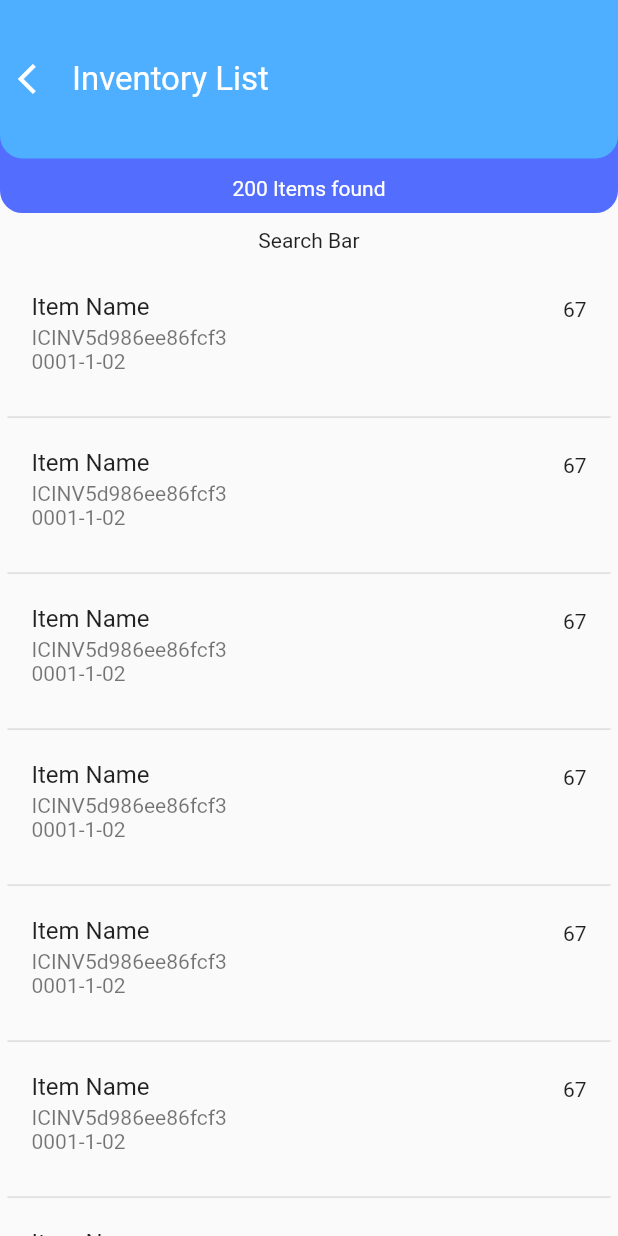
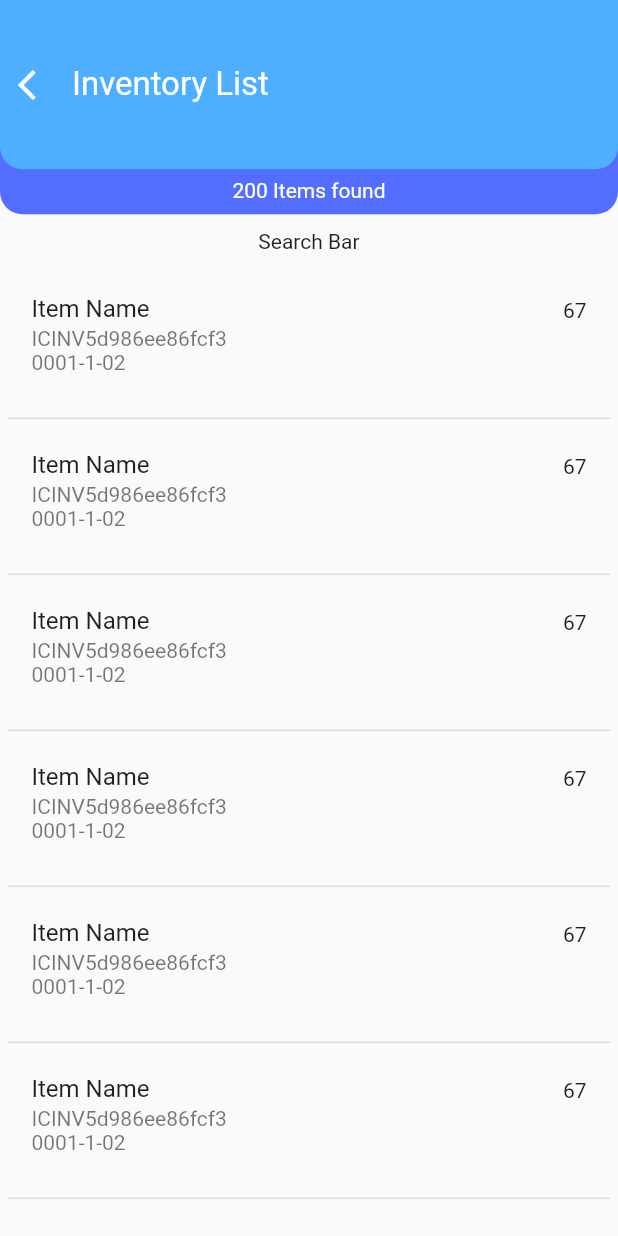
Before and after one commit to innovation-center-gitam-hyd/Innovation-Center-App, a Flutter app: the MyListItemsScaffold screen opened directly, on a phone screen of 412 x 824 dp. Run offline on Flutter 3.47's test engine with Material 2 defaults, Android fonts, the phone set to English and light mode, and no system bars; our stand-ins replace flutter_custom_clippers, page_transition, shared_preferences; accounts and stored records are empty.

Commit message:
custom scaffold updated

```diff
--- a/lib/myScreen/Inventory/inventory.dart
+++ b/lib/myScreen/Inventory/inventory.dart
@@ -16,7 +16,7 @@ class MyInventory extends StatelessWidget {
           Column(
             children: [
               Container(
-                height: (MediaQuery.of(context).size.height / 7.8),
+                height: (MediaQuery.of(context).size.height / 7.3),
               ),
               Expanded(
                 child: Column(
@@ -102,7 +102,7 @@ class MyInventory extends StatelessWidget {
             ],
           ),
           Container(
-            height: (MediaQuery.of(context).size.height / 7.8),
+            height: (MediaQuery.of(context).size.height / 7.3),
             decoration: BoxDecoration(
               color: Color(0xFF4EAEFF),
               borderRadius: BorderRadius.only(
--- a/lib/myScreen/myWidgets/myScaffold.dart
+++ b/lib/myScreen/myWidgets/myScaffold.dart
@@ -16,11 +16,11 @@ class _MyScaffoldState extends State<MyScaffold> {
         children: [
           Padding(
             padding:
-                EdgeInsets.only(top: MediaQuery.of(context).size.height / 7.8),
+                EdgeInsets.only(top: MediaQuery.of(context).size.height / 7.3),
             child: widget.myBody,
           ),
           Container(
-            height: (MediaQuery.of(context).size.height / 7.8),
+            height: (MediaQuery.of(context).size.height / 7.3),
             decoration: BoxDecoration(
               color: Color(0xFF4EAEFF),
               borderRadius: BorderRadius.only(
@@ -73,11 +73,11 @@ class _MyListItemsScaffoldState extends State<MyListItemsScaffold> {
         children: [
           Padding(
             padding:
-                EdgeInsets.only(top: MediaQuery.of(context).size.height / 5.8),
+                EdgeInsets.only(top: (MediaQuery.of(context).size.height / 7.3)+30),
             child: widget.myBody,
           ),
           Container(
-            height: (MediaQuery.of(context).size.height / 5.8),
+            height: (MediaQuery.of(context).size.height / 7.3)+30,
             decoration: BoxDecoration(
               color: Colors.indigoAccent,
               borderRadius: BorderRadius.only(
@@ -89,23 +89,34 @@ class _MyListItemsScaffoldState extends State<MyListItemsScaffold> {
                 crossAxisAlignment: CrossAxisAlignment.stretch,
                 mainAxisAlignment: MainAxisAlignment.end,
                 children: [
-                  Spacer(
-                    flex: 1,
+                  // Spacer(
+                  //   flex: 1,
+                  // ),
+                  // Text(
+                  //   "${widget.items} Items found",
+                  //   textAlign: TextAlign.center,
+                  //   style: TextStyle(color: Colors.white),
+                  // ),
+                  // Padding(
+                  //   padding: EdgeInsets.all(
+                  //     (MediaQuery.of(context).size.height / 200),
+                  //   ),
+                  // ),
+                  Spacer(),
+                  Padding(
+                    padding: const EdgeInsets.all(8.0),
+                    child: Text(
+                      "${widget.items} Items found",
+                      textAlign: TextAlign.center,
+                      style: TextStyle(color: Colors.white),
+                    ),
                   ),
-                  Text(
-                    "${widget.items} Items found",
-                    textAlign: TextAlign.center,
-                    style: TextStyle(color: Colors.white),
-                  ),
-                  Padding(
-                      padding: EdgeInsets.all(
-                          (MediaQuery.of(context).size.height / 200)))
                 ],
               ),
             ),
           ),
           Container(
-            height: (MediaQuery.of(context).size.height / 7.8),
+            height: (MediaQuery.of(context).size.height / 7.3),
             decoration: BoxDecoration(
               color: Color(0xFF4EAEFF),
               borderRadius: BorderRadius.only(
```
